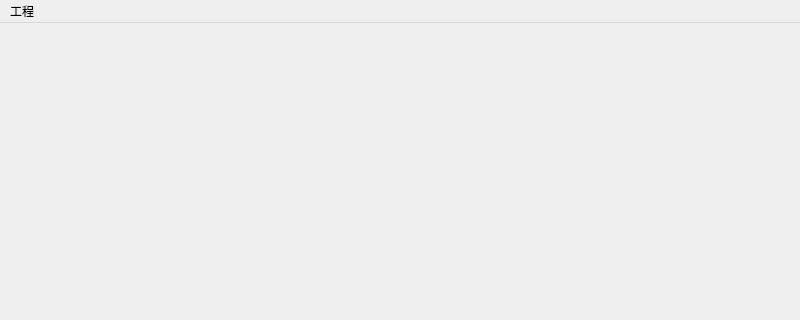
iamgeniuswei/SciMetrics, file GUI/main_window.ui: the form before one commit; both pictures show x 0 to 800 and y 0 to 320 of the 800 by 600 pixel window.
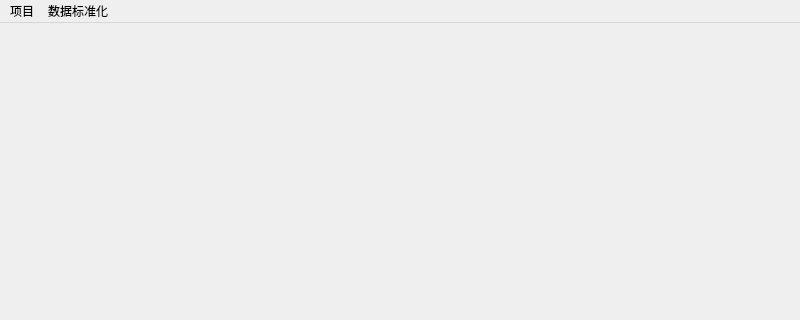
The form after the commit.

Patch:
```diff
--- a/GUI/main_window.ui
+++ b/GUI/main_window.ui
@@ -25,10 +25,20 @@
    </property>
    <widget class="QMenu" name="menu">
     <property name="title">
-     <string>工程</string>
+     <string>项目</string>
     </property>
+    <addaction name="action"/>
+    <addaction name="action_2"/>
+    <addaction name="action_3"/>
+   </widget>
+   <widget class="QMenu" name="menu_2">
+    <property name="title">
+     <string>数据标准化</string>
+    </property>
+    <addaction name="actionCNKI_XLS_Format"/>
    </widget>
    <addaction name="menu"/>
+   <addaction name="menu_2"/>
   </widget>
   <widget class="QStatusBar" name="statusbar"/>
  </widget>
```
Left out of the diff: 22 changed lines with no effect on the pictures.
